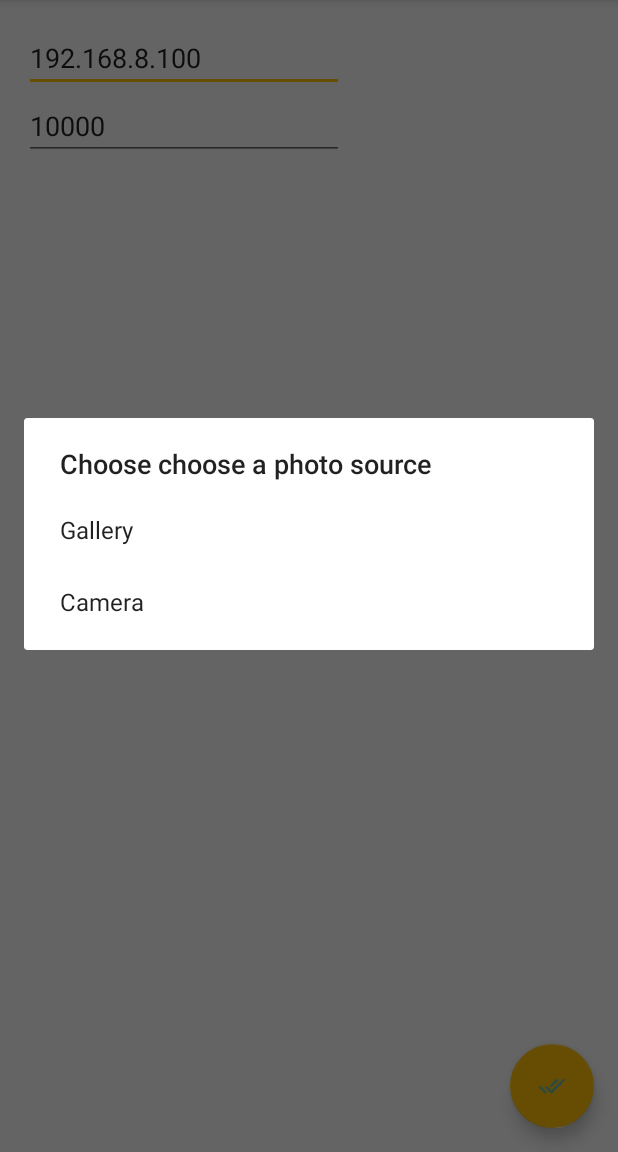
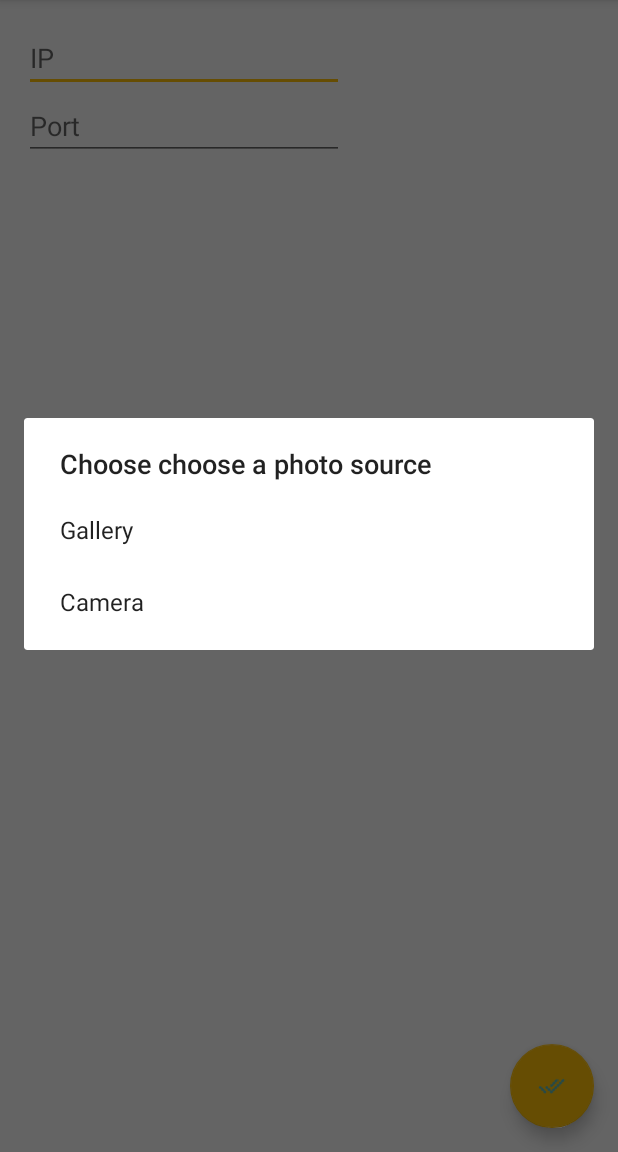
Before and after one commit to mmahmad/Image-Detector, an Android app: the screen it shows after launch (MainActivity), after a tap on an icon or button, on a phone screen of 412 x 824 dp, the part 84-1236 px from its top. Run offline under Robolectric (Android 15) with nearby library versions, the phone set to English and light mode, and no system bars.

Commit message:
Remove pre-written IP and port number

```diff
--- a/app/src/main/res/layout/content_main.xml
+++ b/app/src/main/res/layout/content_main.xml
@@ -51,8 +51,7 @@
         android:ems="10"
         android:id="@+id/editTextIP"
         android:layout_alignParentStart="true"
-        android:hint="IP"
-        android:text="192.168.8.100" />
+        android:hint="IP"/>
 
     <EditText
         android:layout_width="wrap_content"
@@ -62,8 +61,7 @@
         android:id="@+id/editTextPort"
         android:layout_below="@+id/editTextIP"
         android:layout_alignParentStart="true"
-        android:hint="Port"
-        android:text="10000" />
+        android:hint="Port"/>
 
     <android.support.v7.widget.CardView
         android:layout_width="match_parent"
```
